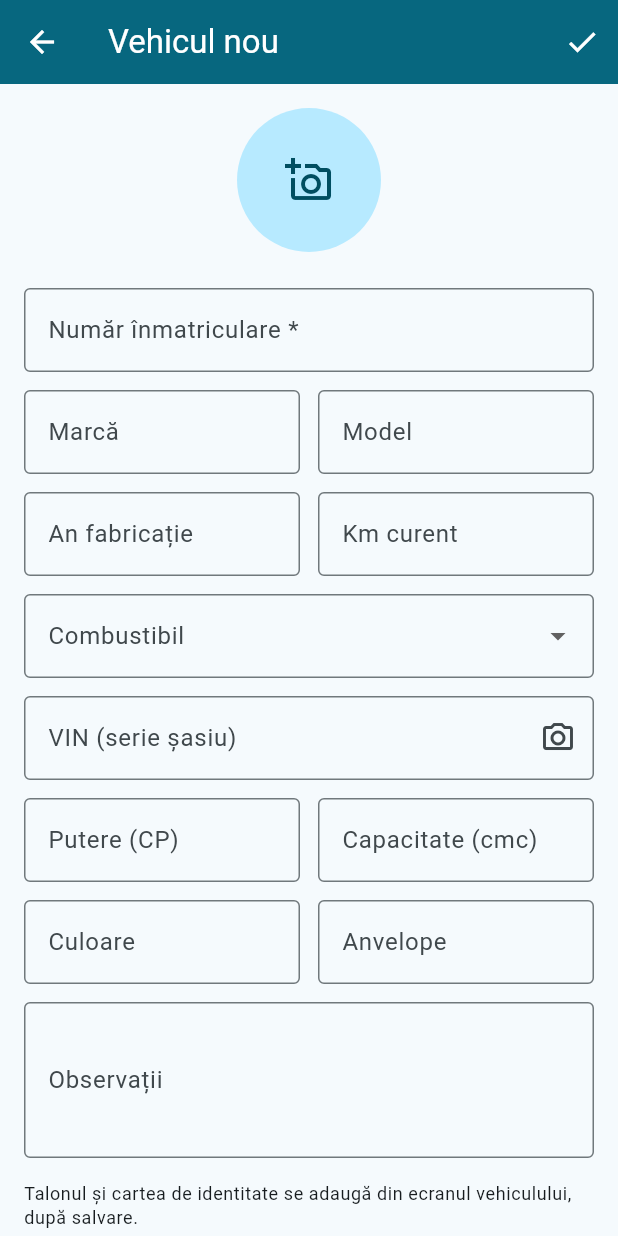
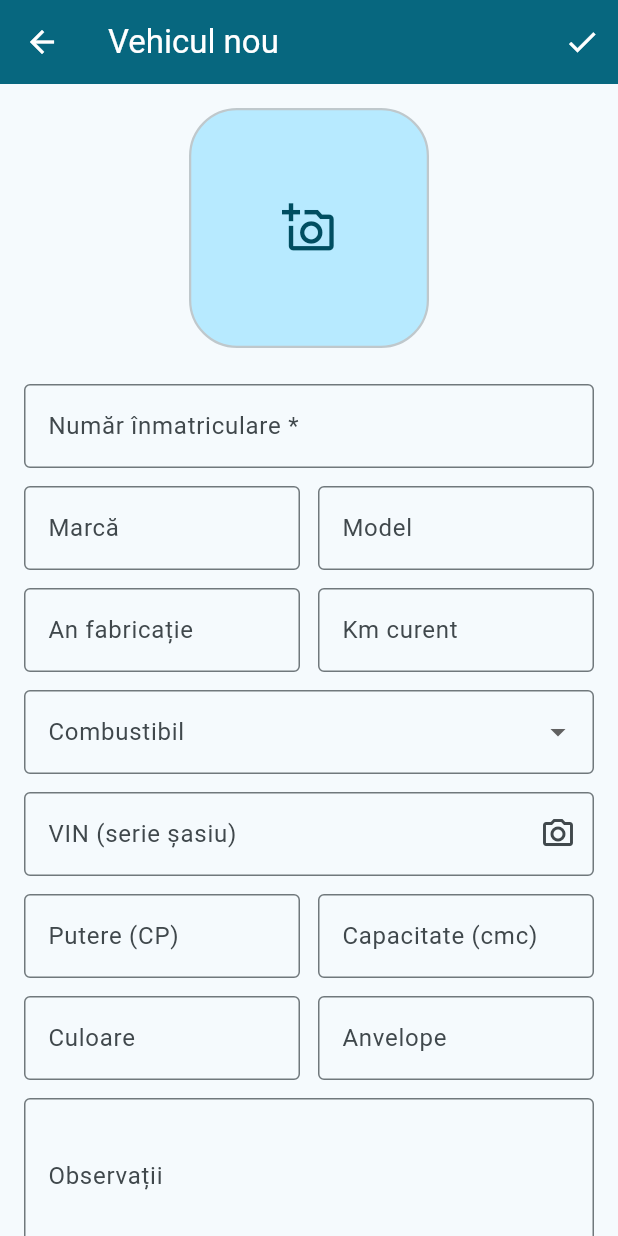
Before and after one commit to kappado2000/evidenta-vehicule, a Flutter app: the VehiculFormScreen screen opened directly, on a phone screen of 412 x 824 dp. Run offline on Flutter 3.47's test engine with Material 3 defaults, Android fonts, the phone set to English and light mode, and no system bars; our stand-ins replace cloud_firestore, cloud_functions, file_picker, firebase_auth, firebase_core, firebase_messaging and 4 more; missing offline and left inert: google_mlkit_text_recognition; accounts and stored records are empty; network calls fail; statements that could not run were skipped.

Commit message:
Poza vehiculului în editare: pătrat cu colțuri teșite (ca pe lista Vehicule), mai mare; padding jos mărit ca Observații să nu rămână sub bara plutitoare; vehiculul întreg vizibil în cadru (contain, nu cover) peste tot
Co-Authored-By: Claude Sonnet 5 <noreply@anthropic.com>

```diff
--- a/lib/screens/vehicule/lista_vehicule_screen.dart
+++ b/lib/screens/vehicule/lista_vehicule_screen.dart
@@ -110,7 +110,9 @@ class _CardVehicul extends StatelessWidget {
                     )
                   : Image.network(
                       vehicul.fotoUrl,
-                      fit: BoxFit.cover,
+                      // Vehiculul întreg trebuie să încapă în cadru, nu
+                      // decupat - contain, nu cover.
+                      fit: BoxFit.contain,
                       webHtmlElementStrategy: WebHtmlElementStrategy.fallback,
                     ),
             ),
--- a/lib/screens/vehicule/vehicul_form_screen.dart
+++ b/lib/screens/vehicule/vehicul_form_screen.dart
@@ -102,8 +102,7 @@ class _VehiculFormScreenState extends State<VehiculFormScreen> {
     if (fisier == null) return;
 
     // Decupare manuală: userul alege singur cadrul fotografiei, fără
-    // raport de aspect impus — FotoUrl se afișa altfel decupat automat
-    // de BoxFit.cover, fără niciun control din partea userului.
+    // raport de aspect impus.
     if (!mounted) return;
     final decupat = await ImageCropper().cropImage(
       sourcePath: fisier.path,
@@ -252,40 +251,57 @@ class _VehiculFormScreenState extends State<VehiculFormScreen> {
       body: Form(
         key: _formKey,
         child: ListView(
-          padding: const EdgeInsets.all(16),
+          // Padding jos generos - bara de navigare e plutitoare (peste
+          // conținut, Scaffold.extendBody), altfel ultimul câmp (Observații)
+          // rămâne ascuns sub ea.
+          padding: const EdgeInsets.fromLTRB(16, 16, 16, 130),
           children: [
             Center(
               child: GestureDetector(
                 onTap: _alegeFoto,
+                // Pătrat cu colțuri teșite (stil iconiță iOS) - la fel ca
+                // miniatura din lista de vehicule, dar mai mare, ca vehiculul
+                // să încapă bine în cadru.
+                child: Container(
+                  width: 160,
+                  height: 160,
+                  clipBehavior: Clip.antiAlias,
+                  decoration: BoxDecoration(
+                    borderRadius: BorderRadius.circular(32),
+                    border: Border.all(
+                      color: Theme.of(context).colorScheme.outlineVariant,
+                      width: 1.5,
+                    ),
+                    color: Theme.of(context).colorScheme.primaryContainer,
+                  ),
                   child: _fotoNoua != null
                       ? FutureBuilder<Uint8List>(
                           future: _fotoNoua!.readAsBytes(),
                           builder: (context, snap) {
                             if (!snap.hasData) {
-                            return const CircleAvatar(
-                              radius: 48,
+                              return const Center(
                                 child: CircularProgressIndicator(),
                               );
                             }
-                          return CircleAvatar(
-                            radius: 48,
-                            backgroundImage: MemoryImage(snap.data!),
+                            return Image.memory(
+                              snap.data!,
+                              fit: BoxFit.contain,
                             );
                           },
                         )
-                    : CircleAvatar(
-                        radius: 48,
-                        child: _fotoUrl.isEmpty
-                            ? const Icon(Icons.add_a_photo_outlined, size: 32)
-                            : ClipOval(
-                                child: Image.network(
+                      : _fotoUrl.isEmpty
+                      ? Icon(
+                          Icons.add_a_photo_outlined,
+                          size: 36,
+                          color: Theme.of(context)
+                              .colorScheme
+                              .onPrimaryContainer,
+                        )
+                      : Image.network(
                           _fotoUrl,
-                                  width: 96,
-                                  height: 96,
-                                  fit: BoxFit.cover,
+                          fit: BoxFit.contain,
                           webHtmlElementStrategy:
                               WebHtmlElementStrategy.fallback,
-                                ),
                         ),
                 ),
               ),
```
Lines whose indentation alone changed are shown as unchanged.
